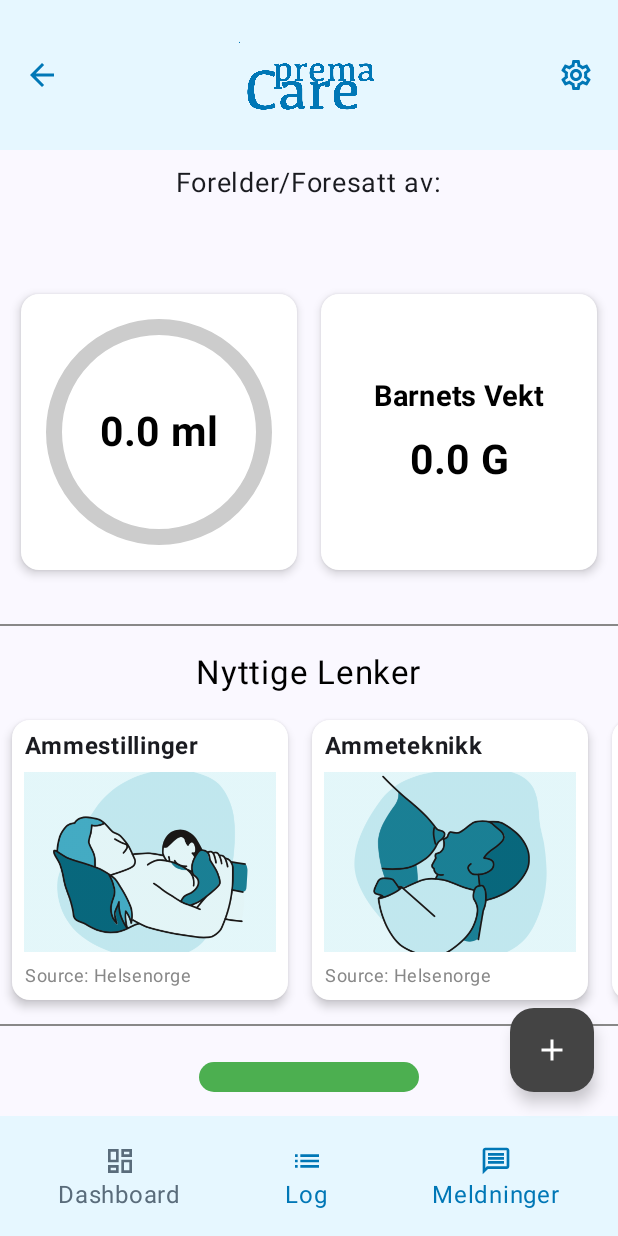
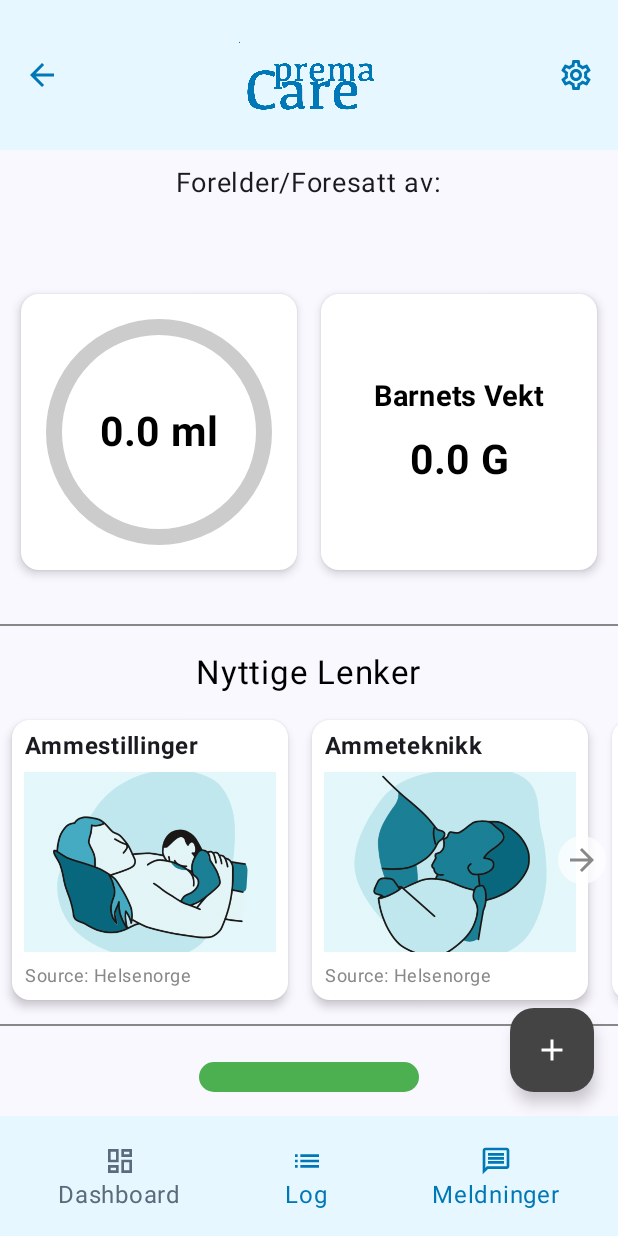
Before and after one commit to BachelorProject2025/PremaCare, an Android app built with Jetpack Compose: the DashBoardScreen screen opened through its navigation route, on a phone screen of 412 x 824 dp. Run offline under Robolectric (Android 15) with nearby library versions, the phone set to English and light mode, and no system bars; our stand-ins replace Firebase (no records; nobody signed in at launch, a user with empty details on screens opened directly), livedata-compose.

Commit message:
Endret telefon nummer til kun nummer samt formatering xxx xx xxx slik. i tilleg er register i lazy column og website cads i lazy row har fårr høre/venstre ikoner

```diff
--- a/app/src/main/java/no/hiof/bachelor/premacare/ui/screens/DashBoardScreen.kt
+++ b/app/src/main/java/no/hiof/bachelor/premacare/ui/screens/DashBoardScreen.kt
@@ -6,6 +6,7 @@ import android.util.Log
 import androidx.compose.animation.core.tween
 import androidx.compose.foundation.Canvas
 import androidx.compose.foundation.Image
+import androidx.compose.foundation.background
 import androidx.compose.foundation.clickable
 import androidx.compose.foundation.layout.Arrangement
 import androidx.compose.foundation.layout.Box
@@ -20,16 +21,23 @@ import androidx.compose.foundation.layout.size
 import androidx.compose.foundation.layout.width
 import androidx.compose.foundation.lazy.LazyRow
 import androidx.compose.foundation.lazy.items
+import androidx.compose.foundation.lazy.rememberLazyListState
+import androidx.compose.foundation.shape.CircleShape
+import androidx.compose.material.icons.Icons
+import androidx.compose.material.icons.filled.ArrowBack
+import androidx.compose.material.icons.filled.ArrowForward
 import androidx.compose.material3.Button
 import androidx.compose.material3.ButtonDefaults
 import androidx.compose.material3.Card
 import androidx.compose.material3.CardDefaults
 import androidx.compose.material3.Divider
+import androidx.compose.material3.Icon
 import androidx.compose.material3.MaterialTheme
 import androidx.compose.material3.Text
 import androidx.compose.runtime.Composable
 import androidx.compose.runtime.LaunchedEffect
 import androidx.compose.runtime.SideEffect
+import androidx.compose.runtime.derivedStateOf
 import androidx.compose.runtime.getValue
 import androidx.compose.runtime.livedata.observeAsState
 import androidx.compose.runtime.mutableStateOf
@@ -240,15 +248,79 @@ fun WebsiteCard(item: WebsiteItem, image: Painter) {
     }
 }
 
+//@Composable
+//fun WebsiteList(websites: List<WebsiteItem>) {
+//    LazyRow(modifier = Modifier.fillMaxWidth()) {
+//        items(websites) { website ->
+//            val image = painterResource(website.imageResId)
+//            WebsiteCard(website, image)
+//        }
+//    }
+//}
+
+//WebsireList med ikoner : venstre og høre scoll mot hørte aktiverer venstre ikon
 @Composable
 fun WebsiteList(websites: List<WebsiteItem>) {
-    LazyRow(modifier = Modifier.fillMaxWidth()) {
-        items(websites) { website ->
-            val image = painterResource(website.imageResId)
-            WebsiteCard(website, image)
+    val listState = rememberLazyListState()
+
+    // Derived states for showing scroll indicators
+    val showLeftArrow by remember {
+        derivedStateOf { listState.firstVisibleItemIndex > 0 }
+    }
+    val showRightArrow by remember {
+        derivedStateOf {
+            val lastVisible = listState.layoutInfo.visibleItemsInfo.lastOrNull()
+            lastVisible != null && lastVisible.index < websites.lastIndex
+        }
+    }
+
+    Box(modifier = Modifier.fillMaxWidth()) {
+        LazyRow(
+            modifier = Modifier.fillMaxWidth(),
+            state = listState
+        ) {
+            items(websites) { website ->
+                val image = painterResource(website.imageResId)
+                WebsiteCard(website, image)
+            }
+        }
+
+        // Left scroll indicator
+        if (showLeftArrow) {
+            Icon(
+                imageVector = Icons.Default.ArrowBack,
+                contentDescription = "Scroll left",
+                modifier = Modifier
+                    .align(Alignment.CenterStart)
+                    .padding(start = 8.dp)
+                    .background(
+                        color = Color.White.copy(alpha = 0.7f),
+                        shape = CircleShape
+                    )
+                    .padding(4.dp),
+                tint = Color.Gray
+            )
+        }
+
+        // Right scroll indicator
+        if (showRightArrow) {
+            Icon(
+                imageVector = Icons.Default.ArrowForward,
+                contentDescription = "Scroll right",
+                modifier = Modifier
+                    .align(Alignment.CenterEnd)
+                    .padding(end = 8.dp)
+                    .background(
+                        color = Color.White.copy(alpha = 0.7f),
+                        shape = CircleShape
+                    )
+                    .padding(4.dp),
+                tint = Color.Gray
+            )
         }
     }
 }
+
 
 //Nyttige lenger :
 // Oppretter website klasser.
```
Also changed, not shown: app/src/main/java/no/hiof/bachelor/premacare/ui/screens/RegisterScreen.kt (+77 -11 lines).
